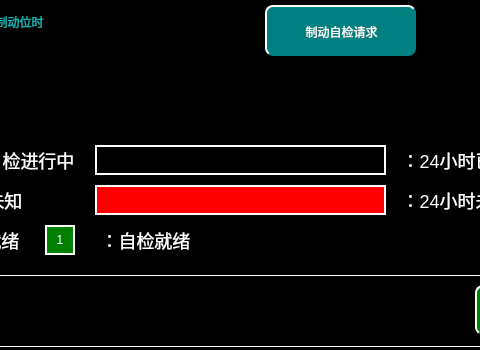
This is maintaincebcutestpage.ui in mayue-crrc/ShenyangMetro9DB as Qt 5 draws it before an edit; both pictures show x 435 to 915 and y 245 to 595 of the 1024 by 595 pixel window. The edited form follows.
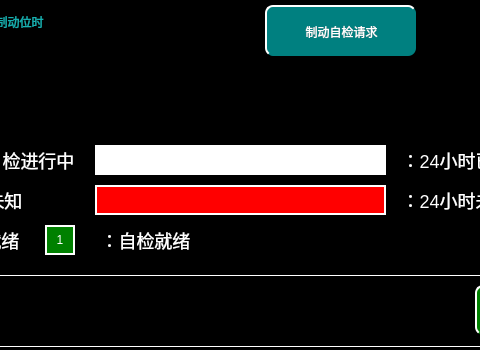
This is the edited form.

```diff
--- a/maintaincebcutestpage.ui
+++ b/maintaincebcutestpage.ui
@@ -1053,7 +1053,7 @@
     </rect>
    </property>
    <property name="styleSheet">
-    <string notr="true"/>
+    <string notr="true">background-color:white;</string>
    </property>
    <property name="text">
     <string/>
```
